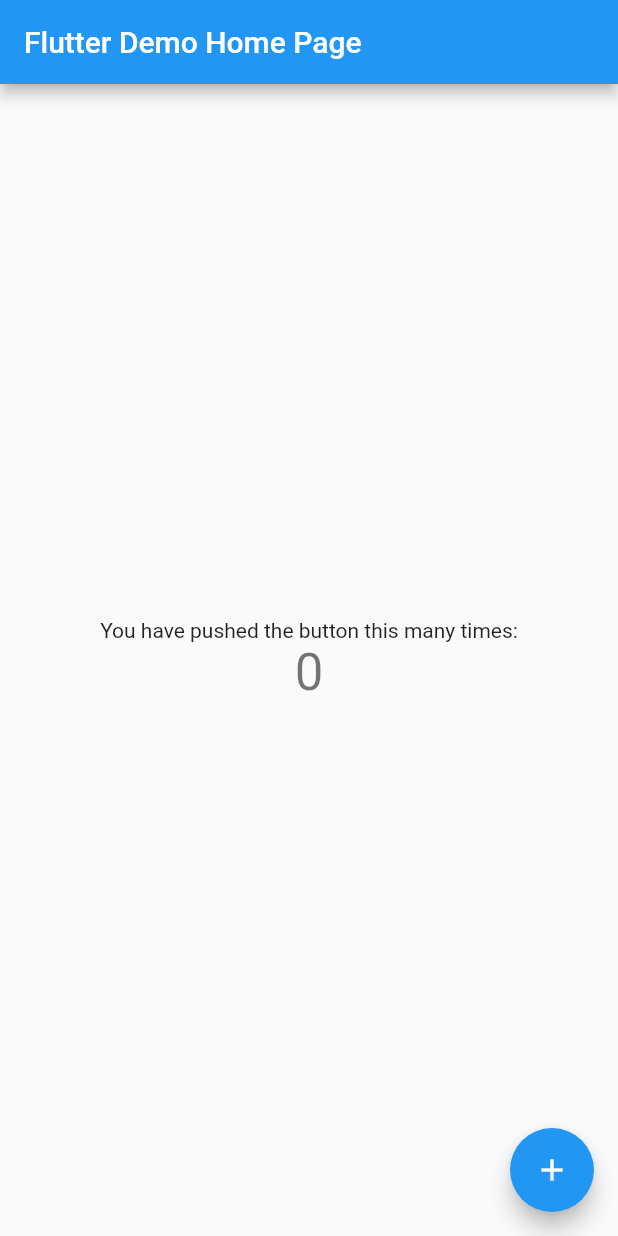
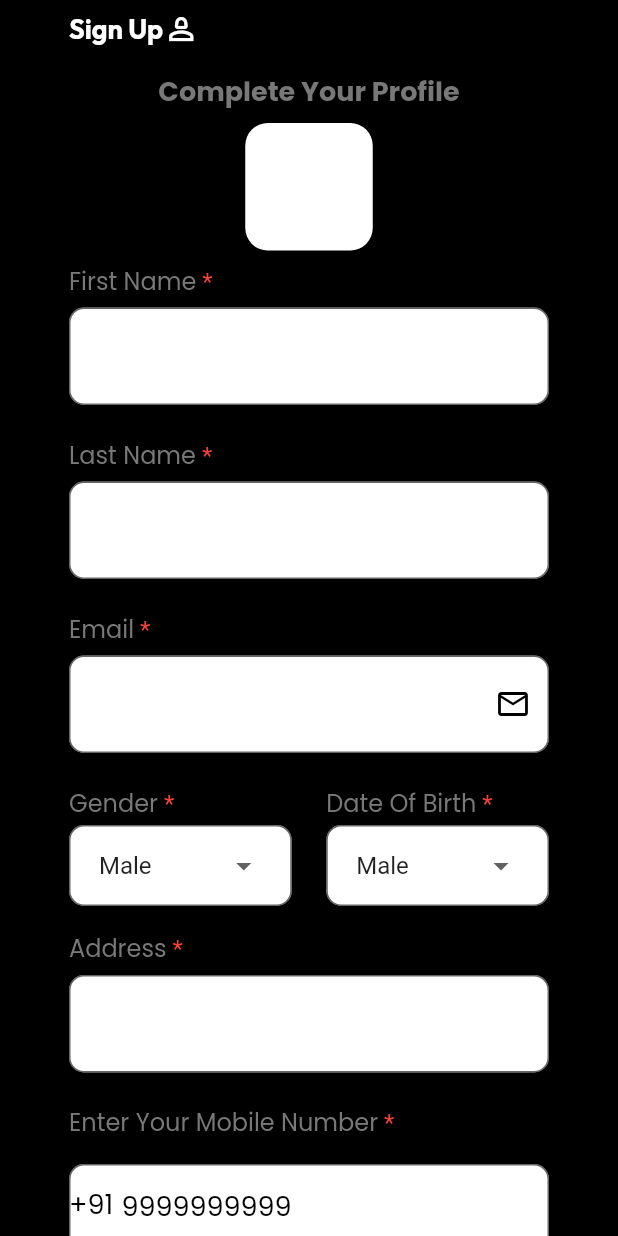
Before and after one commit to Shubhang001/Justifi_, a Flutter app: the screen it shows after launch, on a phone screen of 412 x 824 dp. Run offline on Flutter 3.47's test engine with Material 2 defaults, Android fonts, the phone set to English and light mode, and no system bars; our stand-ins replace google_fonts.

Commit message:
signup page

```diff
--- a/lib/main.dart
+++ b/lib/main.dart
@@ -1,4 +1,6 @@
 import 'package:flutter/material.dart';
+import 'package:jusitfi_admin/presentation/screens/login_screen.dart';
+import 'package:jusitfi_admin/presentation/screens/signup_screen.dart';
 
 void main() {
   runApp(const MyApp());
@@ -13,103 +15,9 @@
     return MaterialApp(
       title: 'Flutter Demo',
       theme: ThemeData(
-        // This is the theme of your application.
-        //
-        // Try running your application with "flutter run". You'll see the
-        // application has a blue toolbar. Then, without quitting the app, try
-        // changing the primarySwatch below to Colors.green and then invoke
-        // "hot reload" (press "r" in the console where you ran "flutter run",
-        // or simply save your changes to "hot reload" in a Flutter IDE).
-        // Notice that the counter didn't reset back to zero; the application
-        // is not restarted.
         primarySwatch: Colors.blue,
       ),
-      home: const MyHomePage(title: 'Flutter Demo Home Page'),
+      home: SignupScreen(),
     );
   }
 }
-
-class MyHomePage extends StatefulWidget {
-  const MyHomePage({super.key, required this.title});
-
-  // This widget is the home page of your application. It is stateful, meaning
-  // that it has a State object (defined below) that contains fields that affect
-  // how it looks.
-
-  // This class is the configuration for the state. It holds the values (in this
-  // case the title) provided by the parent (in this case the App widget) and
-  // used by the build method of the State. Fields in a Widget subclass are
-  // always marked "final".
-
-  final String title;
-
-  @override
-  State<MyHomePage> createState() => _MyHomePageState();
-}
-
-class _MyHomePageState extends State<MyHomePage> {
-  int _counter = 0;
-
-  void _incrementCounter() {
-    setState(() {
-      // This call to setState tells the Flutter framework that something has
-      // changed in this State, which causes it to rerun the build method below
-      // so that the display can reflect the updated values. If we changed
-      // _counter without calling setState(), then the build method would not be
-      // called again, and so nothing would appear to happen.
-      _counter++;
-    });
-  }
-
-  @override
-  Widget build(BuildContext context) {
-    // This method is rerun every time setState is called, for instance as done
-    // by the _incrementCounter method above.
-    //
-    // The Flutter framework has been optimized to make rerunning build methods
-    // fast, so that you can just rebuild anything that needs updating rather
-    // than having to individually change instances of widgets.
-    return Scaffold(
-      appBar: AppBar(
-        // Here we take the value from the MyHomePage object that was created by
-        // the App.build method, and use it to set our appbar title.
-        title: Text(widget.title),
-      ),
-      body: Center(
-        // Center is a layout widget. It takes a single child and positions it
-        // in the middle of the parent.
-        child: Column(
-          // Column is also a layout widget. It takes a list of children and
-          // arranges them vertically. By default, it sizes itself to fit its
-          // children horizontally, and tries to be as tall as its parent.
-          //
-          // Invoke "debug painting" (press "p" in the console, choose the
-          // "Toggle Debug Paint" action from the Flutter Inspector in Android
-          // Studio, or the "Toggle Debug Paint" command in Visual Studio Code)
-          // to see the wireframe for each widget.
-          //
-          // Column has various properties to control how it sizes itself and
-          // how it positions its children. Here we use mainAxisAlignment to
-          // center the children vertically; the main axis here is the vertical
-          // axis because Columns are vertical (the cross axis would be
-          // horizontal).
-          mainAxisAlignment: MainAxisAlignment.center,
-          children: <Widget>[
-            const Text(
-              'You have pushed the button this many times:',
-            ),
-            Text(
-              '$_counter',
-              style: Theme.of(context).textTheme.headline4,
-            ),
-          ],
-        ),
-      ),
-      floatingActionButton: FloatingActionButton(
-        onPressed: _incrementCounter,
-        tooltip: 'Increment',
-        child: const Icon(Icons.add),
-      ), // This trailing comma makes auto-formatting nicer for build methods.
-    );
-  }
-}
--- /dev/null
+++ b/lib/presentation/screens/login_screen.dart
@@ -0,0 +1,60 @@
+import 'package:flutter/material.dart';
+
+class LoginScreen extends StatelessWidget {
+  const LoginScreen({super.key});
+
+  @override
+  Widget build(BuildContext context) {
+    return Scaffold(
+      body: SafeArea(
+        child: Column(
+          children: [
+            Row(
+              children: [
+                const Text('Log In'),
+                const Icon(Icons.person_2_outlined)
+              ],
+            ),
+            Container(
+                transform: Matrix4.translationValues(0.0, 15.0, 0.0),
+                child: Image.asset('assets/images/login.png')),
+            Expanded(
+                child: ListView(children: [
+              Stack(children: [
+                Container(
+                  height: 500,
+                  decoration: const BoxDecoration(
+                    borderRadius: BorderRadius.only(
+                        topRight: Radius.circular(200.0),
+                        topLeft: Radius.circular(200.0)),
+                    color: Colors.black,
+                  ),
+                ),
+                Column(
+                  mainAxisAlignment: MainAxisAlignment.center,
+                  crossAxisAlignment: CrossAxisAlignment.start,
+                  // ignore: prefer_const_literals_to_create_immutables
+                  children: [
+                    const Text(
+                      'Enter your mobile number',
+                      style: TextStyle(color: Colors.white),
+                    ),
+                    const TextField(
+                      style: TextStyle(color: Colors.red),
+                      decoration: InputDecoration(
+                          fillColor: Colors.white, filled: true),
+                    ),
+                    const Text(
+                      'Enter Otp',
+                      style: TextStyle(color: Colors.white),
+                    )
+                  ],
+                ),
+              ]),
+            ]))
+          ],
+        ),
+      ),
+    );
+  }
+}
--- /dev/null
+++ b/lib/presentation/screens/signup_screen.dart
@@ -0,0 +1,190 @@
+import 'package:flutter/material.dart';
+import 'package:jusitfi_admin/utils/constants/colors.dart';
+
+import '../../utils/constants/textstyles.dart';
+import '../widgets/drop_down.dart';
+import '../widgets/importanttext.dart';
+import '../widgets/inputtextfield.dart';
+import '../widgets/mobilenumberfield.dart';
+
+class SignupScreen extends StatefulWidget {
+  SignupScreen({super.key});
+
+  @override
+  State<SignupScreen> createState() => _SignupScreenState();
+}
+
+class _SignupScreenState extends State<SignupScreen> {
+  TextEditingController firstNameController = TextEditingController();
+
+  TextEditingController lastNameController = TextEditingController();
+
+  TextEditingController emailController = TextEditingController();
+
+  TextEditingController addressController = TextEditingController();
+
+  TextEditingController mobileNumberController = TextEditingController();
+
+  bool isAccepted = false;
+  String gender = 'Male';
+
+  @override
+  Widget build(BuildContext context) {
+    return Scaffold(
+      backgroundColor: Colors.black,
+      body: SingleChildScrollView(
+        child: SafeArea(
+          child: Padding(
+            padding: const EdgeInsets.symmetric(horizontal: 46),
+            child: Column(
+              children: [
+                Row(
+                  children: [
+                    Padding(
+                      padding: const EdgeInsets.symmetric(vertical: 8.0),
+                      child: Text(
+                        'Sign Up',
+                        style: kpageTitle,
+                      ),
+                    ),
+                    Icon(
+                      Icons.person_2_outlined,
+                      color: Colors.white,
+                    )
+                  ],
+                ),
+                Padding(
+                  padding: const EdgeInsets.symmetric(vertical: 8.0),
+                  child: Text(
+                    'Complete Your Profile',
+                    style: ktextFieldMainTitle,
+                  ),
+                ),
+                Container(
+                  width: 85,
+                  height: 85,
+                  decoration: BoxDecoration(
+                    borderRadius: BorderRadius.circular(15),
+                    color: Colors.white,
+                  ),
+                ),
+                InputTextField(
+                  title: 'First Name',
+                  txtController: firstNameController,
+                ),
+                InputTextField(
+                  title: 'Last Name',
+                  txtController: lastNameController,
+                ),
+                InputTextField(
+                  title: 'Email',
+                  txtController: emailController,
+                  icon: const Icon(
+                    Icons.mail_outline,
+                    color: Colors.black,
+                  ),
+                ),
+                Padding(
+                  padding: const EdgeInsets.symmetric(vertical: 8.0),
+                  child: Row(
+                    children: [
+                      Expanded(
+                        child: Column(
+                          crossAxisAlignment: CrossAxisAlignment.start,
+                          children: [
+                            ImportantText(text: 'Gender'),
+                            const SizedBox(
+                              height: 3,
+                            ),
+                            AppDropdownInput(
+                              options: const ["Male", "Female"],
+                              value: gender,
+                              onChanged: (value) {
+                                setState(() {
+                                  gender = value!;
+                                  // state.didChange(newValue);
+                                });
+                              },
+                              getLabel: (String value) => value,
+                            ),
+                          ],
+                        ),
+                      ),
+                      const SizedBox(
+                        width: 23,
+                      ),
+                      Expanded(
+                        child: Column(
+                          crossAxisAlignment: CrossAxisAlignment.start,
+                          children: [
+                            ImportantText(
+                              text: 'Date Of Birth',
+                            ),
+                            const SizedBox(
+                              height: 3,
+                            ),
+                            AppDropdownInput(
+                              options: ["Male", "Female"],
+                              value: gender,
+                              onChanged: (value) {
+                                setState(() {
+                                  gender = value!;
+                                  // state.didChange(newValue);
+                                });
+                              },
+                              getLabel: (String value) => value,
+                            ),
+                          ],
+                        ),
+                      ),
+                    ],
+                  ),
+                ),
+                InputTextField(
+                  title: 'Address',
+                  txtController: addressController,
+                ),
+                MobileInputTextField(
+                    title: 'Enter Your Mobile Number',
+                    txtController: mobileNumberController),
+                Row(
+                  children: [
+                    Checkbox(
+                        fillColor: MaterialStateProperty.all(Colors.white),
+                        checkColor: Colors.black,
+                        value: isAccepted,
+                        onChanged: (value) {
+                          setState(() {
+                            isAccepted = value!;
+                          });
+                          print(value);
+                        }),
+                    Text(
+                      'I Accept Terms And Conditions',
+                      style: TextStyle(color: Colors.white),
+                    ),
+                  ],
+                ),
+                Padding(
+                  padding: const EdgeInsets.fromLTRB(0, 6, 0, 38),
+                  child: Container(
+                    height: 50,
+                    width: double.infinity,
+                    decoration: BoxDecoration(
+                        color: kbuttonColor,
+                        borderRadius: BorderRadius.circular(10)),
+                    child: Center(
+                        child: Text(
+                      'Confirm',
+                      style: kpageTitle,
+                    )),
+                  ),
+                )
+              ],
+            ),
+          ),
+        ),
+      ),
+    );
+  }
+}
--- /dev/null
+++ b/lib/presentation/widgets/drop_down.dart
@@ -0,0 +1,48 @@
+import 'package:flutter/material.dart';
+
+class AppDropdownInput<T> extends StatelessWidget {
+  final List<T> options;
+  final T value;
+  final String Function(T) getLabel;
+  final void Function(T?) onChanged;
+
+  AppDropdownInput({
+    this.options = const [],
+    required this.getLabel,
+    required this.value,
+    required this.onChanged,
+  });
+
+  @override
+  Widget build(BuildContext context) {
+    return FormField<T>(
+      builder: (FormFieldState<T> state) {
+        return InputDecorator(
+          decoration: InputDecoration(
+            filled: true,
+            fillColor: Colors.white,
+            contentPadding:
+                EdgeInsets.symmetric(horizontal: 20.0, vertical: 15.0),
+            border:
+                OutlineInputBorder(borderRadius: BorderRadius.circular(10.0)),
+          ),
+          isEmpty: value == null || value == '',
+          child: DropdownButtonHideUnderline(
+            child: DropdownButton<T>(
+              value: value,
+              focusColor: Colors.green,
+              isDense: true,
+              onChanged: onChanged,
+              items: options.map((T value) {
+                return DropdownMenuItem<T>(
+                  value: value,
+                  child: Text(getLabel(value)),
+                );
+              }).toList(),
+            ),
+          ),
+        );
+      },
+    );
+  }
+}
--- /dev/null
+++ b/lib/presentation/widgets/importanttext.dart
@@ -0,0 +1,24 @@
+import 'package:flutter/material.dart';
+
+import '../../utils/constants/textstyles.dart';
+
+class ImportantText extends StatelessWidget {
+  const ImportantText({
+    required this.text,
+    super.key,
+  });
+  final String text;
+  @override
+  Widget build(BuildContext context) {
+    return RichText(
+      text: TextSpan(text: text, style: ktextFieldTitle, children: [
+        TextSpan(
+            text: ' *',
+            style: TextStyle(
+                color: Colors.red,
+                fontWeight: ktextFieldTitle.fontWeight,
+                fontSize: ktextFieldTitle.fontSize))
+      ]),
+    );
+  }
+}
--- /dev/null
+++ b/lib/presentation/widgets/inputtextfield.dart
@@ -0,0 +1,45 @@
+import 'package:flutter/material.dart';
+import 'package:jusitfi_admin/presentation/widgets/importanttext.dart';
+
+import '../../utils/constants/textstyles.dart';
+
+class InputTextField extends StatelessWidget {
+  const InputTextField(
+      {super.key, required this.title, required this.txtController, this.icon});
+
+  final Icon? icon;
+  final String title;
+  final TextEditingController txtController;
+
+  @override
+  Widget build(BuildContext context) {
+    return Padding(
+      padding: const EdgeInsets.symmetric(vertical: 8),
+      child: SizedBox(
+        // height: 70,
+        child: Column(
+          crossAxisAlignment: CrossAxisAlignment.start,
+          children: [
+            ImportantText(text: title),
+            const SizedBox(
+              height: 6,
+            ),
+            SizedBox(
+              height: 70,
+              child: TextField(
+                controller: txtController,
+                style: kTextFieldValue,
+                decoration: InputDecoration(
+                    suffixIcon: icon,
+                    border: OutlineInputBorder(
+                        borderRadius: BorderRadius.circular(10)),
+                    fillColor: Colors.white,
+                    filled: true),
+              ),
+            ),
+          ],
+        ),
+      ),
+    );
+  }
+}
--- /dev/null
+++ b/lib/presentation/widgets/mobilenumberfield.dart
@@ -0,0 +1,54 @@
+import 'package:flutter/material.dart';
+import 'package:jusitfi_admin/presentation/widgets/importanttext.dart';
+
+import '../../utils/constants/textstyles.dart';
+
+class MobileInputTextField extends StatelessWidget {
+  const MobileInputTextField(
+      {super.key, required this.title, required this.txtController});
+
+  final String title;
+  final TextEditingController txtController;
+
+  @override
+  Widget build(BuildContext context) {
+    return Padding(
+      padding: const EdgeInsets.symmetric(vertical: 8),
+      child: SizedBox(
+        // height: 70,
+        child: Column(
+          crossAxisAlignment: CrossAxisAlignment.start,
+          children: [
+            ImportantText(text: title),
+            const SizedBox(
+              height: 16,
+            ),
+            SizedBox(
+              height: 60,
+              child: TextField(
+                keyboardType: TextInputType.phone,
+                controller: txtController,
+                style: kTextFieldValue,
+                decoration: InputDecoration(
+                    prefixIcon: Padding(
+                      padding: const EdgeInsets.symmetric(vertical: 1),
+                      child: Text(
+                        '+91',
+                        style: kTextFieldValue,
+                      ),
+                    ),
+                    prefixIconConstraints: BoxConstraints.tight(Size(35, 35)),
+                    hintText: '9999999999',
+                    hintStyle: kTextFieldValue,
+                    border: OutlineInputBorder(
+                        borderRadius: BorderRadius.circular(10)),
+                    fillColor: Colors.white,
+                    filled: true),
+              ),
+            ),
+          ],
+        ),
+      ),
+    );
+  }
+}
--- /dev/null
+++ b/lib/utils/constants/colors.dart
@@ -0,0 +1,16 @@
+import 'package:flutter/material.dart';
+
+class HexColor extends Color {
+  static int _getColorFromHex(String hexColor) {
+    hexColor = hexColor.toUpperCase().replaceAll("#", "");
+    if (hexColor.length == 6) {
+      hexColor = "FF$hexColor";
+    }
+    return int.parse(hexColor, radix: 16);
+  }
+
+  HexColor(final String hexColor) : super(_getColorFromHex(hexColor));
+}
+
+Color kprimaryTextColor = HexColor('#787878');
+Color kbuttonColor = HexColor('#434343');
--- /dev/null
+++ b/lib/utils/constants/textstyles.dart
@@ -0,0 +1,29 @@
+import 'package:flutter/material.dart';
+import 'package:jusitfi_admin/utils/constants/colors.dart';
+import 'package:google_fonts/google_fonts.dart';
+
+TextStyle ktextFieldTitle = GoogleFonts.poppins(
+  color: kprimaryTextColor,
+  fontStyle: FontStyle.normal,
+  fontSize: 16,
+  fontWeight: FontWeight.w400,
+);
+
+TextStyle ktextFieldMainTitle = GoogleFonts.poppins(
+  color: kprimaryTextColor,
+  fontStyle: FontStyle.normal,
+  fontSize: 18,
+  fontWeight: FontWeight.w700,
+);
+TextStyle kpageTitle = GoogleFonts.outfit(
+  color: Colors.white,
+  fontStyle: FontStyle.normal,
+  fontSize: 18,
+  fontWeight: FontWeight.w700,
+);
+
+TextStyle kTextFieldValue = GoogleFonts.poppins(
+  color: Colors.black,
+  fontWeight: FontWeight.w400,
+  fontSize: 18,
+);
--- a/pubspec.yaml
+++ b/pubspec.yaml
@@ -36,6 +36,7 @@
   # The following adds the Cupertino Icons font to your application.
   # Use with the CupertinoIcons class for iOS style icons.
   cupertino_icons: ^1.0.2
+  google_fonts: ^4.0.3
 
 dev_dependencies:
   flutter_test:
@@ -60,8 +61,8 @@
   uses-material-design: true
 
   # To add assets to your application, add an assets section, like this:
-  # assets:
-  #   - images/a_dot_burr.jpeg
+  assets:
+    - assets/images/
   #   - images/a_dot_ham.jpeg
 
   # An image asset can refer to one or more resolution-specific "variants", see
```
Also changed, not shown: assets/images/login.png (added), lib/presentation/screens/screens.dart (deleted), lib/presentation/widgets/widgets.dart (deleted), lib/utils/constants/constants.dart (deleted), pubspec.lock, 1 other file.
